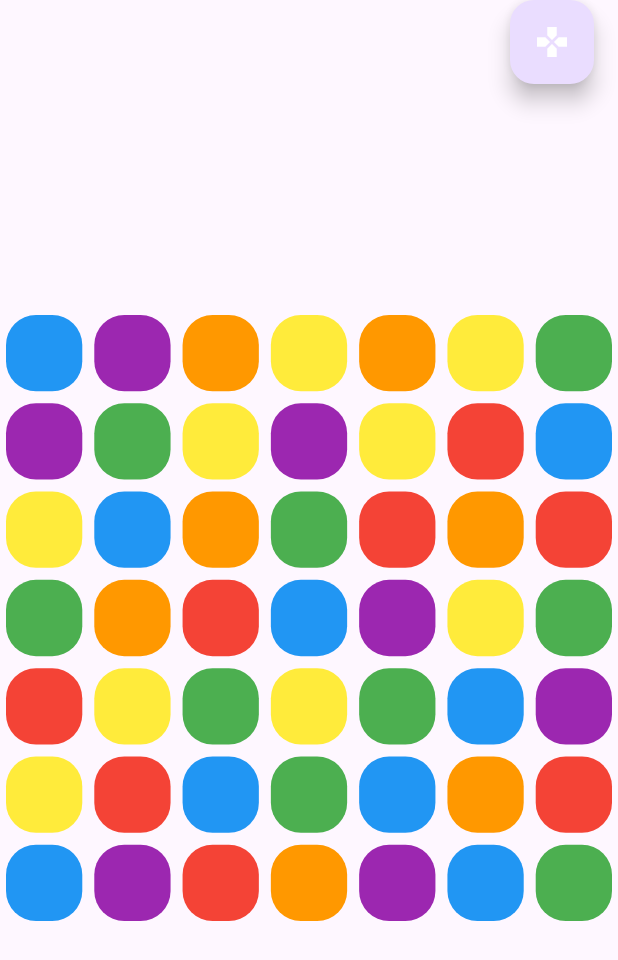
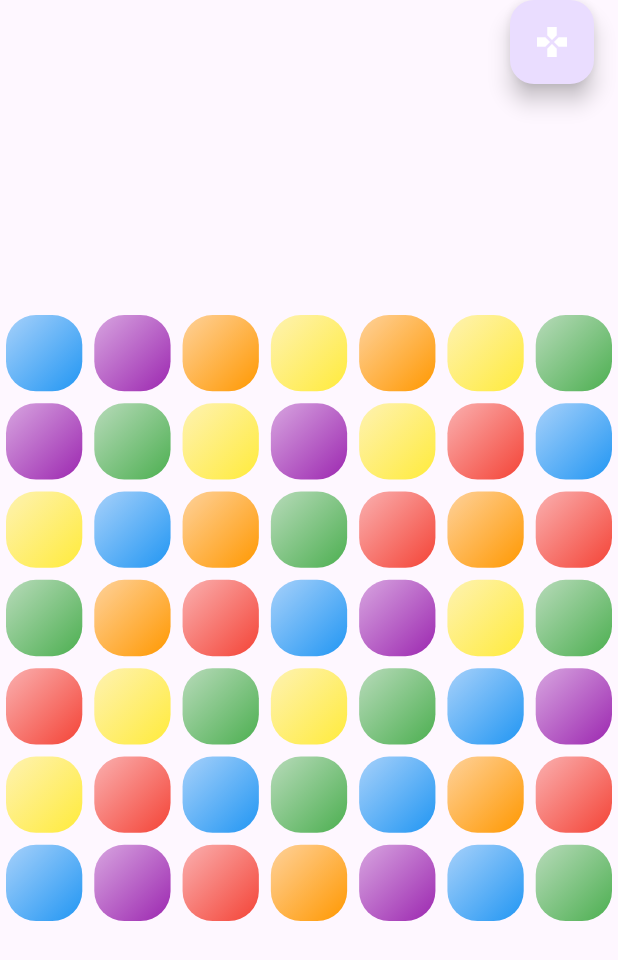
Before and after one commit to vmelia/flutter_boxez, a Flutter app: the screen it shows after launch, after a tap on the "gamepad" icon, on a phone screen of 412 x 824 dp. Shown: the top 960 px of the screen. Run offline on Flutter 3.47's test engine with Material 3 defaults, Android fonts, the phone set to English and light mode, and no system bars; our stand-ins replace bloc, equatable, flutter_bloc, get_it.

Commit message:
Added box gradient.

```diff
--- a/lib/types/constants.dart
+++ b/lib/types/constants.dart
@@ -8,4 +8,5 @@ class Constants {
   // BoxWidgets.
   static const double boxPadding = 4.0;
   static const double boxRadius = 20.0;
+  static const int boxGradientAlpha = 100;
 }
--- a/lib/widgets/box_widget.dart
+++ b/lib/widgets/box_widget.dart
@@ -13,6 +13,14 @@ class BoxWidget extends StatelessWidget {
       padding: EdgeInsets.all(Constants.boxPadding),
       child: Container(
         decoration: BoxDecoration(
+          gradient: LinearGradient(
+            begin: Alignment.topLeft,
+            end: Alignment.bottomRight,
+            colors: [
+              Colours.convertToColour(box.colour).withAlpha(Constants.boxGradientAlpha),
+              Colours.convertToColour(box.colour),
+            ],
+          ),
           color: Colours.convertToColour(box.colour),
           borderRadius: BorderRadius.all(Radius.circular(Constants.boxRadius)),
         ),
```
Also changed, not shown: lib/helpers/game_extensions.dart (+21 -0 lines).
